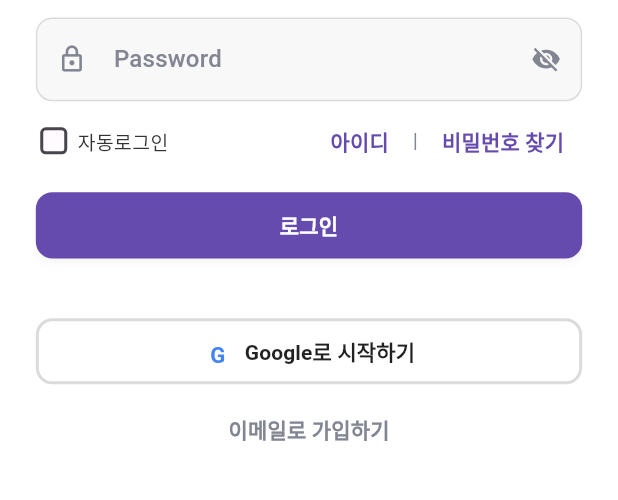
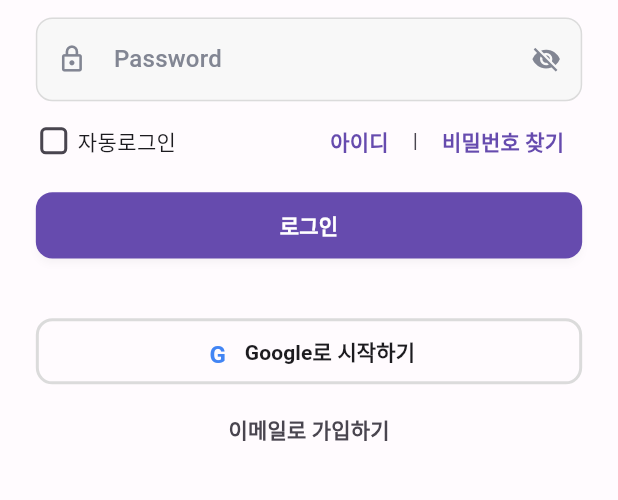
Before and after one commit to TEAM-Tripgether/tripgether-flutter, a Flutter app: the screen it shows after launch, on a phone screen of 412 x 824 dp, the part 475-975 px from its top. Run offline on Flutter 3.47's test engine with Material 3 defaults, Android fonts, the phone set to English and light mode, and no system bars; our stand-ins replace cached_network_image, flutter_animate, flutter_dotenv, flutter_expandable_fab, flutter_riverpod, flutter_screenutil and 7 more; generated files the repository leaves out were written again; Roboto replaces fonts that are missing (Pretendard).

Commit message:
fix : feature/auth/presentation/screens, widgets 개선

```diff
--- a/lib/features/auth/presentation/screens/login_screen.dart
+++ b/lib/features/auth/presentation/screens/login_screen.dart
@@ -46,9 +46,9 @@ class LoginScreen extends ConsumerWidget {
       // 로그인 실패 시 에러 메시지 표시
       debugPrint('[LoginScreen] ⚠️ 로그인 실패 - 에러 메시지 표시');
       ScaffoldMessenger.of(context).showSnackBar(
-        const SnackBar(
-          content: Text('로그인에 실패했습니다. 다시 시도해주세요.'),
-          backgroundColor: Colors.red,
+        SnackBar(
+          content: const Text('로그인에 실패했습니다. 다시 시도해주세요.'),
+          backgroundColor: Theme.of(context).colorScheme.error,
         ),
       );
     }
@@ -74,9 +74,9 @@ class LoginScreen extends ConsumerWidget {
       // 로그인 실패 시 에러 메시지 표시
       debugPrint('[LoginScreen] ⚠️ 구글 로그인 실패 - 에러 메시지 표시');
       ScaffoldMessenger.of(context).showSnackBar(
-        const SnackBar(
-          content: Text('구글 로그인에 실패했습니다.'),
-          backgroundColor: Colors.red,
+        SnackBar(
+          content: const Text('구글 로그인에 실패했습니다.'),
+          backgroundColor: Theme.of(context).colorScheme.error,
         ),
       );
     } else if (!context.mounted) {
@@ -108,8 +108,11 @@ class LoginScreen extends ConsumerWidget {
 
   @override
   Widget build(BuildContext context, WidgetRef ref) {
+    final theme = Theme.of(context);
+    final colorScheme = theme.colorScheme;
+
     return Scaffold(
-      backgroundColor: Colors.white,
+      backgroundColor: colorScheme.surface,
       // 키보드가 올라올 때 화면이 넘치지 않도록 스크롤 가능하게 설정
       body: SafeArea(
         child: SingleChildScrollView(
--- a/lib/features/auth/presentation/widgets/login_form.dart
+++ b/lib/features/auth/presentation/widgets/login_form.dart
@@ -88,6 +88,10 @@ class _LoginFormState extends State<LoginForm> {
 
   @override
   Widget build(BuildContext context) {
+    final theme = Theme.of(context);
+    final textTheme = theme.textTheme;
+    final colorScheme = theme.colorScheme;
+
     return Form(
       key: _formKey,
       child: Column(
@@ -169,11 +173,9 @@ class _LoginFormState extends State<LoginForm> {
                   SizedBox(width: AppSpacing.xs),
                   Text(
                     '자동로그인',
-                    style: TextStyle(
-                      fontFamily: 'Pretendard',
-                      fontSize: 14.sp,
+                    style: textTheme.bodyMedium?.copyWith(
                       fontWeight: FontWeight.w400,
-                      color: AppColors.textPrimary,
+                      color: colorScheme.onSurface,
                     ),
                   ),
                 ],
@@ -190,9 +192,8 @@ class _LoginFormState extends State<LoginForm> {
                     padding: EdgeInsets.symmetric(horizontal: AppSpacing.xs),
                     child: Text(
                       '|',
-                      style: TextStyle(
-                        fontSize: 14.sp,
-                        color: AppColors.textSecondary,
+                      style: textTheme.bodyMedium?.copyWith(
+                        color: colorScheme.onSurfaceVariant,
                       ),
                     ),
                   ),
--- a/lib/features/auth/presentation/widgets/social_login_section.dart
+++ b/lib/features/auth/presentation/widgets/social_login_section.dart
@@ -29,14 +29,18 @@ class SocialLoginSection extends StatelessWidget {
 
   @override
   Widget build(BuildContext context) {
+    final theme = Theme.of(context);
+    final textTheme = theme.textTheme;
+    final colorScheme = theme.colorScheme;
+
     return Column(
       children: [
         /// 구글 로그인 버튼
-        /// 흰색 배경 + 회색 테두리 + 구글 로고
+        /// Surface 배경 + 회색 테두리 + 구글 로고
         SocialLoginButton(
           text: 'Google로 시작하기',
-          backgroundColor: Colors.white,
-          textColor: Colors.black.withValues(alpha: 0.87),
+          backgroundColor: colorScheme.surface,
+          textColor: colorScheme.onSurface,
           borderColor: AppColors.outline, // 회색 테두리
           onPressed: onGoogleLogin,
           // 구글 아이콘 - 'G' 텍스트로 임시 대체 (향후 실제 로고로 교체)
@@ -44,17 +48,15 @@ class SocialLoginSection extends StatelessWidget {
             width: AppSizes.iconMedium,
             height: AppSizes.iconMedium.h,
             decoration: BoxDecoration(
-              color: Colors.white,
+              color: colorScheme.surface,
               borderRadius: AppRadius.circular(2),
             ),
             child: Center(
               child: Text(
                 'G',
-                style: TextStyle(
-                  fontFamily: 'Pretendard',
-                  fontSize: 16.sp,
+                style: textTheme.titleMedium?.copyWith(
                   fontWeight: FontWeight.w700,
-                  color: const Color(0xFF4285F4), // 구글 블루
+                  color: const Color(0xFF4285F4), // 구글 브랜드 색상 유지
                 ),
               ),
             ),
@@ -64,11 +66,11 @@ class SocialLoginSection extends StatelessWidget {
         SizedBox(height: AppSpacing.sm),
 
         /// 이메일로 가입하기 버튼
-        /// 흰색 배경 + textSecondary 색상 텍스트 (테두리 없음)
+        /// Surface 배경 + onSurfaceVariant 색상 텍스트 (테두리 없음)
         SocialLoginButton(
           text: '이메일로 가입하기',
-          backgroundColor: Colors.white,
-          textColor: AppColors.textSecondary, // #828693
+          backgroundColor: colorScheme.surface,
+          textColor: colorScheme.onSurfaceVariant,
           onPressed: onEmailSignup,
         ),
 
```
